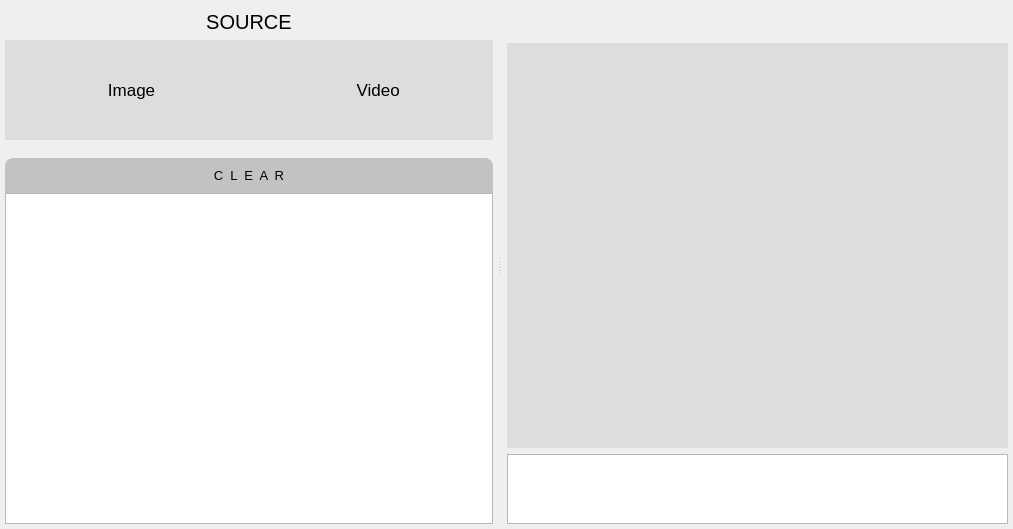
Above: Barcode-Detector/form.ui from T0uchM3/Barcode-Detector before the change. Below: the same form after it.
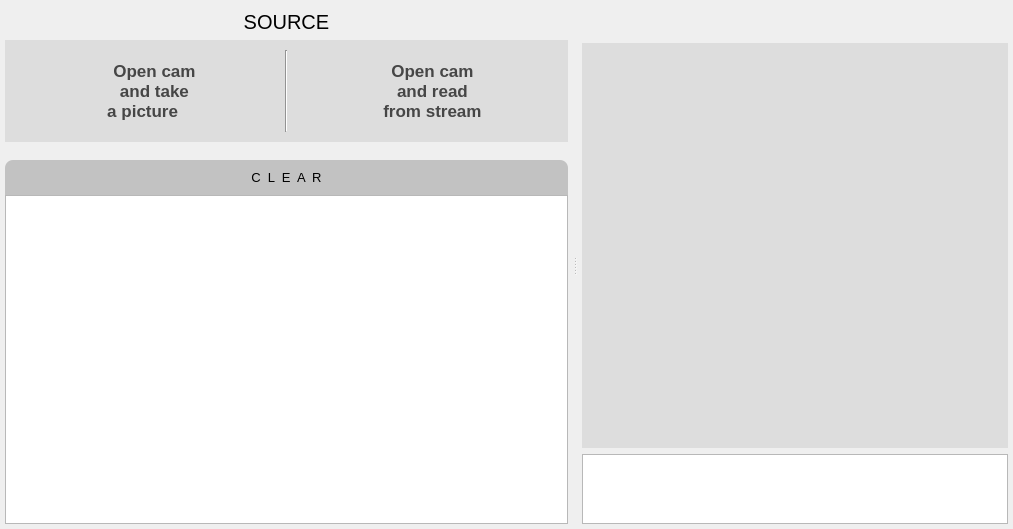
That is the form after the change. Icons and pictures are not drawn.

Commit message: Open cam through the UI (threaded) no decoding yet

Patch:
```diff
--- a/Barcode-Detector/form.ui
+++ b/Barcode-Detector/form.ui
@@ -149,12 +149,15 @@
             <number>0</number>
            </property>
            <widget class="QWidget" name="page">
+            <property name="layoutDirection">
+             <enum>Qt::LeftToRight</enum>
+            </property>
             <property name="styleSheet">
              <string notr="true"/>
             </property>
             <layout class="QHBoxLayout" name="horizontalLayout_2">
              <property name="spacing">
-              <number>50</number>
+              <number>15</number>
              </property>
              <property name="sizeConstraint">
               <enum>QLayout::SetDefaultConstraint</enum>
@@ -176,13 +179,23 @@
                <property name="font">
                 <font>
                  <pointsize>13</pointsize>
+                 <weight>75</weight>
+                 <bold>true</bold>
                 </font>
                </property>
+               <property name="layoutDirection">
+                <enum>Qt::LeftToRight</enum>
+               </property>
                <property name="styleSheet">
                 <string notr="true">QPushButton#picButton {
    /*color: rgb(255, 255, 255);*/
    background-color:rgb(255, 255, 255);
-padding: 10px;
+/*padding: 10px;*/
+padding-left: 5px;
+padding-top: 10px;
+padding-bottom: 10px;
+padding-right: 10px;
+color:rgb(70, 70, 70);
 }
 
 QPushButton#picButton:hover {
@@ -201,7 +214,9 @@
 </string>
                </property>
                <property name="text">
-                <string>   Image</string>
+                <string>    Open cam
+    and take 
+    a picture     </string>
                </property>
                <property name="icon">
                 <iconset>
@@ -210,8 +225,8 @@
                </property>
                <property name="iconSize">
                 <size>
-                 <width>26</width>
-                 <height>29</height>
+                 <width>52</width>
+                 <height>52</height>
                 </size>
                </property>
                <property name="flat">
@@ -219,6 +234,16 @@
                </property>
               </widget>
              </item>
+             <item>
+              <widget class="Line" name="line">
+               <property name="frameShadow">
+                <enum>QFrame::Sunken</enum>
+               </property>
+               <property name="orientation">
+                <enum>Qt::Vertical</enum>
+               </property>
+              </widget>
+             </item>
              <item>
               <widget class="QPushButton" name="vidButton">
                <property name="sizePolicy">
@@ -230,13 +255,20 @@
                <property name="font">
                 <font>
                  <pointsize>13</pointsize>
+                 <weight>75</weight>
+                 <bold>true</bold>
                 </font>
                </property>
                <property name="styleSheet">
                 <string notr="true">QPushButton#vidButton {
    /*color: rgb(255, 255, 255);*/
    background-color:rgb(255, 255, 255);
-padding: 10px;
+/*padding: 10px;*/
+padding-left: 5px;
+padding-top: 10px;
+padding-bottom: 10px;
+padding-right: 10px;
+	color:rgb(70, 70, 70)
 }
 
 QPushButton#vidButton:hover {
@@ -255,7 +287,9 @@
 </string>
                </property>
                <property name="text">
-                <string>  Video</string>
+                <string>    Open cam
+    and read 
+    from stream</string>
                </property>
                <property name="icon">
                 <iconset>
@@ -264,8 +298,8 @@
                </property>
                <property name="iconSize">
                 <size>
-                 <width>26</width>
-                 <height>29</height>
+                 <width>60</width>
+                 <height>60</height>
                 </size>
                </property>
                <property name="flat">
```
Left out of the diff: 26 changed lines with no effect on the pictures. The commit also changes 1 other file.
